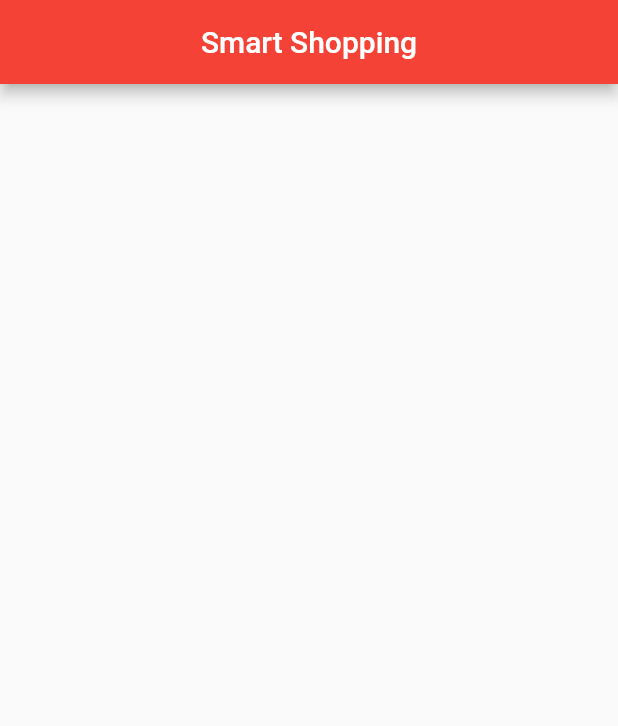
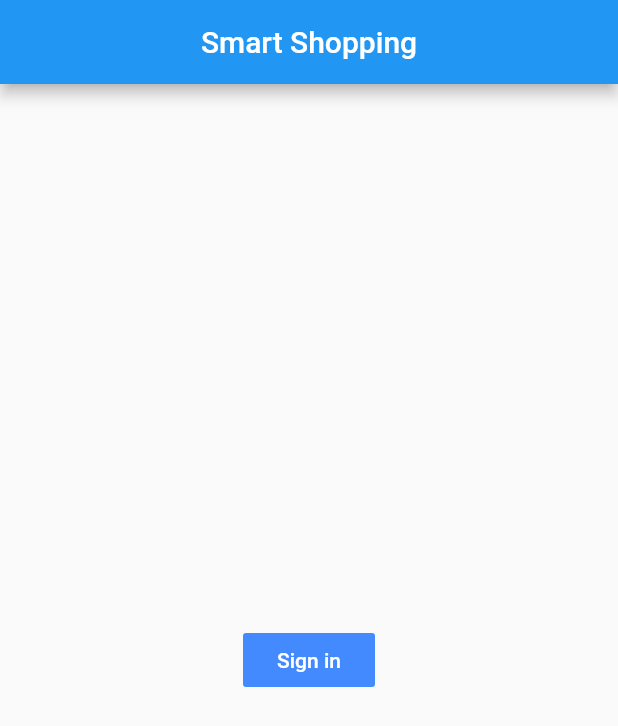
Before and after one commit to marvin89/smart_shopping, a Flutter app: the screen it shows after launch, on a phone screen of 412 x 824 dp. Shown: the top 726 px of the screen. Run offline on Flutter 3.47's test engine with Material 2 defaults, Android fonts, the phone set to English and light mode, and no system bars; our stand-ins replace fluro; statements that could not run were skipped.

Commit message:
chore(pages): setup basic pages

```diff
--- /dev/null
+++ b/lib/config/router.dart
@@ -0,0 +1,31 @@
+import 'package:fluro/fluro.dart';
+import 'package:flutter/material.dart';
+import 'package:smart_shopping/pages/home.dart';
+import 'package:smart_shopping/pages/login.dart';
+import 'package:smart_shopping/pages/shopping_list.dart';
+
+class ApplicationRouter {
+  static Router router = Router();
+
+  static Handler routeHandler(page) {
+    return Handler(
+      handlerFunc: (BuildContext context, Map<String, List<String>> params) {
+        return page;
+      },
+    );
+  }
+
+  static void configureRoutes() {
+    router.notFoundHandler = Handler(
+      handlerFunc: (BuildContext context, Map<String, List<String>> params) {
+        print("ROUTE WAS NOT FOUND !!!");
+        return null;
+      },
+    );
+    router.define('home', handler: routeHandler(Home()));
+    router.define('login',
+        handler: routeHandler(Login()),
+        transitionType: TransitionType.materialFullScreenDialog);
+    router.define('shopping-list', handler: routeHandler(ShoppingList()));
+  }
+}
--- a/lib/main.dart
+++ b/lib/main.dart
@@ -1,36 +1,36 @@
 import 'package:flutter/material.dart';
+import 'package:flutter/services.dart';
+import 'package:smart_shopping/config/router.dart';
+import 'package:smart_shopping/pages/home.dart';
 
-void main() => runApp(MyApp());
+void main() {
+  SystemChrome.setSystemUIOverlayStyle(
+    SystemUiOverlayStyle(
+      statusBarColor: Colors.transparent,
+    ),
+  );
 
-class MyApp extends StatelessWidget {
+  ApplicationRouter.configureRoutes();
+  runApp(SmartShopping());
+}
+
+class SmartShopping extends StatefulWidget {
+  @override
+  State<StatefulWidget> createState() => _SmartShoppingState();
+}
+
+class _SmartShoppingState extends State<SmartShopping> {
   @override
   Widget build(BuildContext context) {
     return MaterialApp(
       debugShowCheckedModeBanner: false,
       theme: ThemeData(
-        primarySwatch: Colors.red,
+        primarySwatch: Colors.blue,
+        brightness: Brightness.light,
       ),
-      home: MyHomePage(),
+      home: Home(),
+      initialRoute: 'home',
+      onGenerateRoute: ApplicationRouter.router.generator,
     );
   }
 }
-
-class MyHomePage extends StatefulWidget {
-  MyHomePage({Key key}) : super(key: key);
-  @override
-  _MyHomePageState createState() => _MyHomePageState();
-}
-
-class _MyHomePageState extends State<MyHomePage> {
-  @override
-  Widget build(BuildContext context) {
-    return Scaffold(
-      appBar: AppBar(
-        title: Center(
-          child: Text('Smart Shopping'),
-        ),
-      ),
-      body: Center(),
-    );
-  }
-}
--- /dev/null
+++ b/lib/pages/home.dart
@@ -0,0 +1,30 @@
+import 'package:flutter/material.dart';
+
+class Home extends StatefulWidget {
+  Home({Key key}) : super(key: key);
+  @override
+  _HomeState createState() => _HomeState();
+}
+
+class _HomeState extends State<Home> {
+  @override
+  Widget build(BuildContext context) {
+    return Scaffold(
+      appBar: AppBar(
+        title: Center(
+          child: Text('Smart Shopping'),
+        ),
+      ),
+      body: Center(
+        child: FlatButton(
+          color: Colors.blueAccent,
+          colorBrightness: Brightness.dark,
+          child: Text('Sign in'),
+          onPressed: () {
+            Navigator.pushNamed(context, 'login');
+          },
+        ),
+      ),
+    );
+  }
+}
```
Also changed, not shown: lib/components/login_form.dart (added, +31 -0 lines), lib/pages/login.dart (added, +22 -0 lines), lib/pages/shopping_list.dart (added, +17 -0 lines), pubspec.yaml (+1 -6 lines), pubspec.lock, 1 other file.
